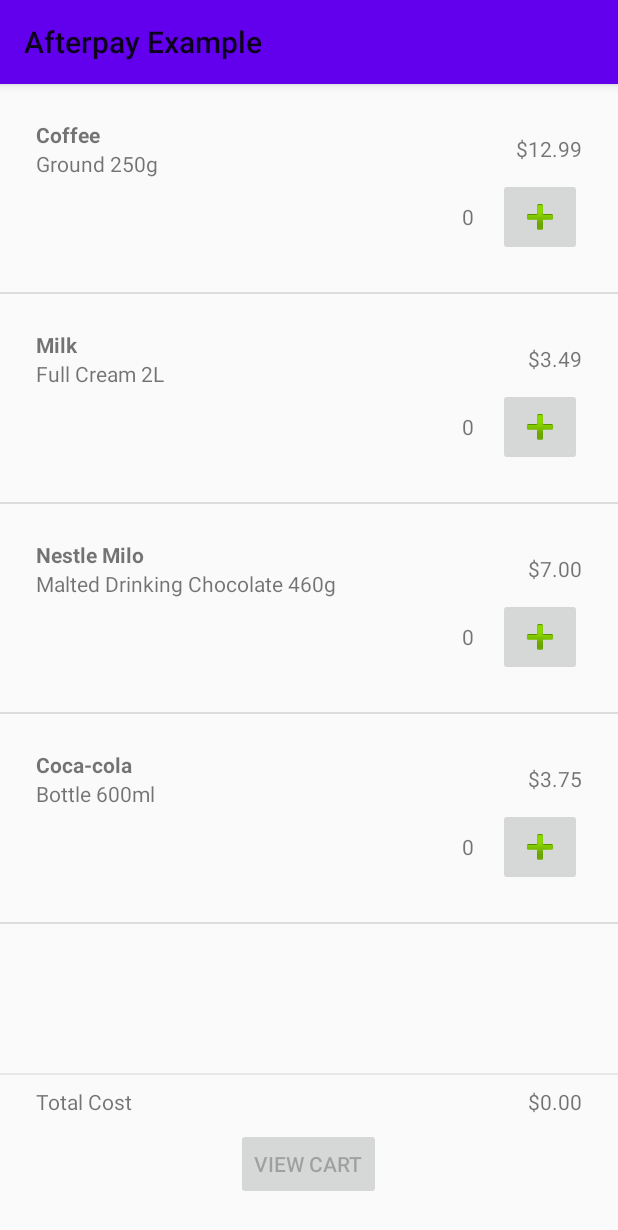
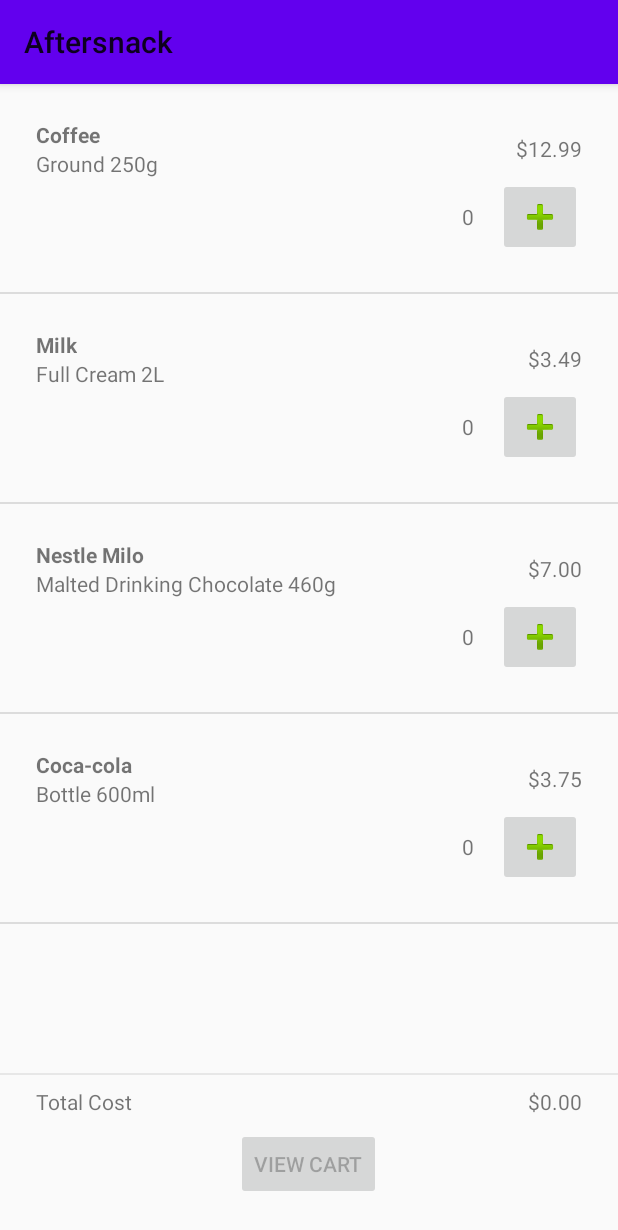
Before and after one commit to afterpay/sdk-android, an Android app: the screen it shows after launch (MainActivity), on a phone screen of 412 x 824 dp. Shown: the top 1230 px of the screen. Run offline under Robolectric (Android 15) with nearby library versions, the phone set to English and light mode, and no system bars; our stand-ins replace navigation-ui.

Commit message:
Use Kotlin DSL for creating navigation graph

```diff
--- a/example/src/main/kotlin/com/example/afterpay/MainActivity.kt
+++ b/example/src/main/kotlin/com/example/afterpay/MainActivity.kt
@@ -4,9 +4,16 @@ import android.content.pm.ActivityInfo
 import android.os.Bundle
 import androidx.appcompat.app.AppCompatActivity
 import androidx.appcompat.widget.Toolbar
+import androidx.navigation.NavType
+import androidx.navigation.createGraph
 import androidx.navigation.findNavController
+import androidx.navigation.fragment.fragment
 import androidx.navigation.ui.AppBarConfiguration
 import androidx.navigation.ui.setupWithNavController
+import com.example.afterpay.checkout.CheckoutFragment
+import com.example.afterpay.checkout.SuccessFragment
+import com.example.afterpay.shopping.ShoppingFragment
+import java.math.BigDecimal
 
 class MainActivity : AppCompatActivity() {
     override fun onCreate(savedInstanceState: Bundle?) {
@@ -15,11 +22,43 @@ class MainActivity : AppCompatActivity() {
 
         requestedOrientation = ActivityInfo.SCREEN_ORIENTATION_SENSOR
 
-        val navController = findNavController(R.id.nav_host_fragment)
-        val appBarConfiguration = AppBarConfiguration(navController.graph)
+        val navController = findNavController(R.id.nav_host_fragment).apply {
+            graph = createGraph(nav_graph.id, nav_graph.dest.shopping) {
+                fragment<ShoppingFragment>(nav_graph.dest.shopping) {
+                    label = getString(R.string.title_shopping)
+                    action(nav_graph.action.to_checkout) {
+                        destinationId = nav_graph.dest.checkout
+                    }
+                }
+                fragment<CheckoutFragment>(nav_graph.dest.checkout) {
+                    label = getString(R.string.title_checkout)
+                    argument(nav_graph.args.total_cost) {
+                        type = NavType.ParcelableType(BigDecimal::class.java)
+                    }
+                    action(nav_graph.action.to_success) {
+                        destinationId = nav_graph.dest.success
+                    }
+                }
+                fragment<SuccessFragment>(nav_graph.dest.success) {
+                    label = getString(R.string.title_checkout_success)
+                    argument(nav_graph.args.checkout_token) {
+                        type = NavType.StringType
+                    }
+                    action(nav_graph.action.back_to_shopping) {
+                        destinationId = nav_graph.dest.shopping
+                        navOptions {
+                            popUpTo(nav_graph.dest.shopping) {
+                                inclusive = true
+                            }
+                            launchSingleTop = true
+                        }
+                    }
+                }
+            }
+        }
 
         findViewById<Toolbar>(R.id.main_toolbar).apply {
-            setupWithNavController(navController, appBarConfiguration)
+            setupWithNavController(navController, AppBarConfiguration(navController.graph))
             setNavigationOnClickListener {
                 onBackPressed()
             }
--- a/example/src/main/res/layout/activity_main.xml
+++ b/example/src/main/res/layout/activity_main.xml
@@ -18,7 +18,6 @@
         android:name="androidx.navigation.fragment.NavHostFragment"
         android:layout_width="match_parent"
         android:layout_height="match_parent"
-        app:defaultNavHost="true"
-        app:navGraph="@navigation/nav_graph" />
+        app:defaultNavHost="true" />
 
 </androidx.appcompat.widget.LinearLayoutCompat>
--- a/example/src/main/res/navigation/nav_graph.xml
+++ /dev/null
@@ -1,42 +0,0 @@
-<?xml version="1.0" encoding="utf-8"?>
-<navigation xmlns:android="http://schemas.android.com/apk/res/android"
-    xmlns:app="http://schemas.android.com/apk/res-auto"
-    android:id="@+id/nav_graph"
-    app:startDestination="@id/shoppingFragment">
-
-    <fragment
-        android:id="@+id/shoppingFragment"
-        android:name="com.example.afterpay.shopping.ShoppingFragment"
-        android:label="Afterpay Example">
-
-        <action
-            android:id="@+id/action_shoppingFragment_to_checkoutFragment"
-            app:destination="@id/checkoutFragment" />
-
-    </fragment>
-
-    <fragment
-        android:id="@+id/checkoutFragment"
-        android:name="com.example.afterpay.checkout.CheckoutFragment"
-        android:label="Checkout">
-
-        <action
-            android:id="@+id/action_checkoutFragment_to_successFragment"
-            app:destination="@id/successFragment" />
-
-    </fragment>
-
-    <fragment
-        android:id="@+id/successFragment"
-        android:name="com.example.afterpay.checkout.SuccessFragment"
-        android:label="Checkout Receipt">
-
-        <action
-            android:id="@+id/action_successFragment_to_shoppingFragment"
-            app:destination="@id/shoppingFragment"
-            app:popUpTo="@id/shoppingFragment"
-            app:popUpToInclusive="true" />
-
-    </fragment>
-
-</navigation>
--- a/example/src/main/res/values/strings.xml
+++ b/example/src/main/res/values/strings.xml
@@ -5,4 +5,7 @@
     <string name="view_cart">View Cart</string>
     <string name="total_cost">Total Cost</string>
     <string name="email">Email</string>
+    <string name="title_checkout">Checkout</string>
+    <string name="title_shopping">Aftersnack</string>
+    <string name="title_checkout_success">Receipt</string>
 </resources>
```
Also changed, not shown: example/src/main/kotlin/com/example/afterpay/checkout/CheckoutFragment.kt (+8 -8 lines), example/src/main/kotlin/com/example/afterpay/checkout/SuccessFragment.kt (+5 -9 lines), example/src/main/kotlin/com/example/afterpay/nav_graph.kt (added, +22 -0 lines), example/src/main/kotlin/com/example/afterpay/shopping/ShoppingFragment.kt (+4 -3 lines).
